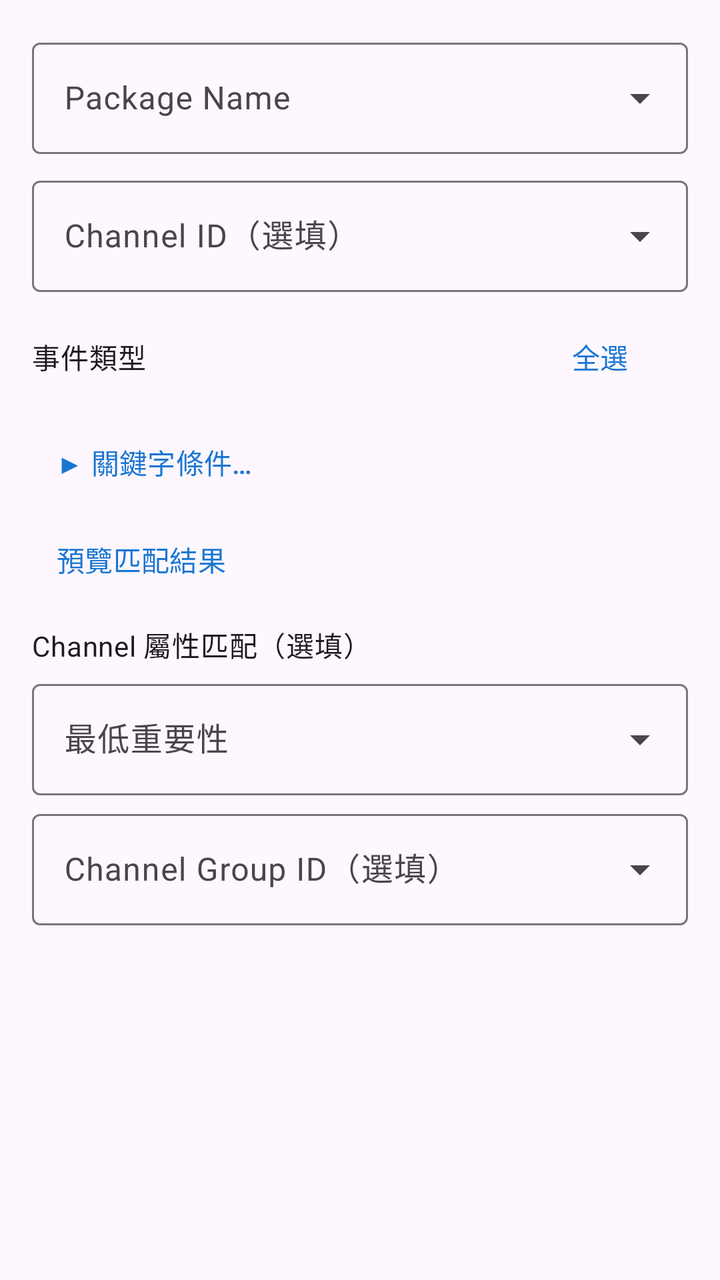
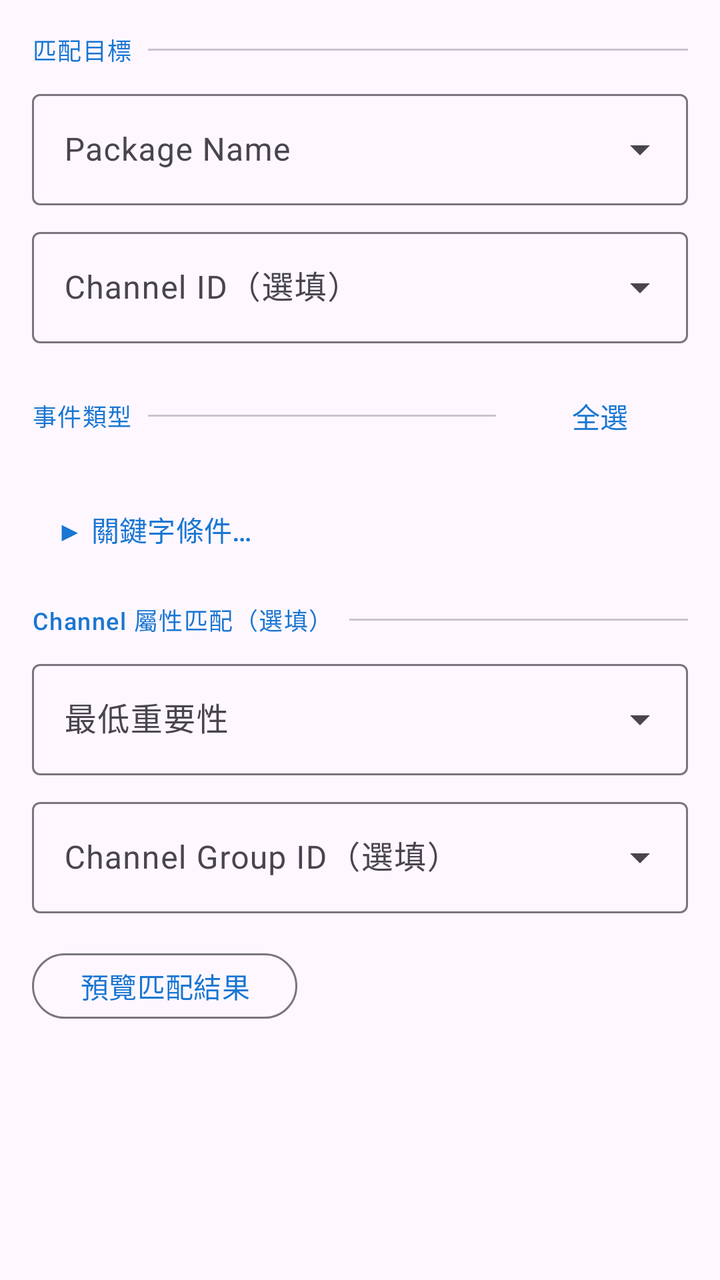

The first picture is an Android layout as it rendered before a commit; the second is the same layout after the commit. The layout source and the unified diff follow.
<!-- AndroidManifest.xml: application theme Theme.NotificationMaster -->
<!-- res/layout/dialog_add_filter_rule.xml -->
<?xml version="1.0" encoding="utf-8"?>
<ScrollView xmlns:android="http://schemas.android.com/apk/res/android"
    xmlns:app="http://schemas.android.com/apk/res-auto"
    android:layout_width="match_parent"
    android:layout_height="wrap_content"
    android:padding="16dp">

    <LinearLayout
        android:layout_width="match_parent"
        android:layout_height="wrap_content"
        android:orientation="vertical">

        
        <com.google.android.material.textfield.TextInputLayout
            android:id="@+id/layout_category"
            style="@style/Widget.Material3.TextInputLayout.OutlinedBox.ExposedDropdownMenu"
            android:layout_width="match_parent"
            android:layout_height="wrap_content"
            android:hint="@string/filter_dialog_category"
            android:layout_marginBottom="8dp"
            android:visibility="gone">

            <com.google.android.material.textfield.MaterialAutoCompleteTextView
                android:id="@+id/dropdown_category"
                android:layout_width="match_parent"
                android:layout_height="wrap_content"
                android:inputType="none"
                android:editable="false" />

        </com.google.android.material.textfield.TextInputLayout>

        
        <com.google.android.material.textfield.TextInputLayout
            android:id="@+id/layout_package_name"
            style="@style/Widget.Material3.TextInputLayout.OutlinedBox.ExposedDropdownMenu"
            android:layout_width="match_parent"
            android:layout_height="wrap_content"
            android:hint="@string/filter_dialog_package_name"
            android:layout_marginBottom="8dp">

            <com.google.android.material.textfield.MaterialAutoCompleteTextView
                android:id="@+id/edit_package_name"
                android:layout_width="match_parent"
                android:layout_height="wrap_content"
                android:inputType="textNoSuggestions"
                android:completionThreshold="1" />
        </com.google.android.material.textfield.TextInputLayout>

        
        <com.google.android.material.textfield.TextInputLayout
            android:id="@+id/layout_channel_id"
            style="@style/Widget.Material3.TextInputLayout.OutlinedBox.ExposedDropdownMenu"
            android:layout_width="match_parent"
            android:layout_height="wrap_content"
            android:hint="@string/filter_dialog_channel_id"
            android:layout_marginBottom="12dp">

            <com.google.android.material.textfield.MaterialAutoCompleteTextView
                android:id="@+id/edit_channel_id"
                android:layout_width="match_parent"
                android:layout_height="wrap_content"
                android:inputType="textNoSuggestions"
                android:completionThreshold="1" />
        </com.google.android.material.textfield.TextInputLayout>

        
        <LinearLayout
            android:layout_width="match_parent"
            android:layout_height="wrap_content"
            android:orientation="horizontal"
            android:gravity="center_vertical"
            android:layout_marginBottom="4dp">

            <com.google.android.material.textview.MaterialTextView
                android:layout_width="0dp"
                android:layout_height="wrap_content"
                android:layout_weight="1"
                android:text="@string/filter_dialog_event_types"
                android:textAppearance="?attr/textAppearanceBodyMedium" />

            <com.google.android.material.button.MaterialButton
                android:id="@+id/btn_select_all"
                style="@style/Widget.Material3.Button.TextButton"
                android:layout_width="wrap_content"
                android:layout_height="wrap_content"
                android:text="@string/filter_select_all"
                android:minHeight="36dp" />
        </LinearLayout>

        
        <LinearLayout
            android:id="@+id/container_event_types"
            android:layout_width="match_parent"
            android:layout_height="wrap_content"
            android:orientation="vertical" />

        
        <com.google.android.material.button.MaterialButton
            android:id="@+id/btn_toggle_keyword"
            style="@style/Widget.Material3.Button.TextButton"
            android:layout_width="wrap_content"
            android:layout_height="wrap_content"
            android:layout_marginTop="8dp"
            android:text="@string/filter_keyword_expand"
            android:minHeight="36dp" />

        <LinearLayout
            android:id="@+id/layout_keyword_section"
            android:layout_width="match_parent"
            android:layout_height="wrap_content"
            android:orientation="vertical"
            android:visibility="gone">

            <com.google.android.material.textfield.TextInputLayout
                android:id="@+id/layout_keyword_pattern"
                style="@style/Widget.Material3.TextInputLayout.OutlinedBox"
                android:layout_width="match_parent"
                android:layout_height="wrap_content"
                android:layout_marginTop="4dp"
                android:hint="@string/filter_keyword_pattern_hint">

                <com.google.android.material.textfield.TextInputEditText
                    android:id="@+id/edit_keyword_pattern"
                    android:layout_width="match_parent"
                    android:layout_height="wrap_content" />

            </com.google.android.material.textfield.TextInputLayout>

            
            <LinearLayout
                android:id="@+id/container_keyword_fields"
                android:layout_width="match_parent"
                android:layout_height="wrap_content"
                android:layout_marginTop="4dp"
                android:orientation="horizontal" />

            
            <com.google.android.material.materialswitch.MaterialSwitch
                android:id="@+id/switch_keyword_regex"
                android:layout_width="match_parent"
                android:layout_height="wrap_content"
                android:text="@string/filter_keyword_regex" />

        </LinearLayout>

        
        <com.google.android.material.button.MaterialButton
            android:id="@+id/btn_preview_match"
            style="@style/Widget.Material3.Button.TextButton"
            android:layout_width="wrap_content"
            android:layout_height="wrap_content"
            android:layout_marginTop="8dp"
            android:text="@string/filter_preview_match"
            android:minHeight="36dp" />

        
        <com.google.android.material.textview.MaterialTextView
            android:id="@+id/label_channel_property"
            android:layout_width="match_parent"
            android:layout_height="wrap_content"
            android:layout_marginTop="12dp"
            android:text="@string/filter_channel_property_title"
            android:textAppearance="?attr/textAppearanceBodyMedium" />

        <com.google.android.material.textfield.TextInputLayout
            android:id="@+id/layout_min_importance"
            style="@style/Widget.Material3.TextInputLayout.OutlinedBox.ExposedDropdownMenu"
            android:layout_width="match_parent"
            android:layout_height="wrap_content"
            android:layout_marginTop="4dp"
            android:hint="@string/filter_min_importance">

            <com.google.android.material.textfield.MaterialAutoCompleteTextView
                android:id="@+id/dropdown_min_importance"
                android:layout_width="match_parent"
                android:layout_height="wrap_content"
                android:inputType="none"
                android:editable="false" />

        </com.google.android.material.textfield.TextInputLayout>

        <com.google.android.material.textfield.TextInputLayout
            android:id="@+id/layout_group_id"
            style="@style/Widget.Material3.TextInputLayout.OutlinedBox.ExposedDropdownMenu"
            android:layout_width="match_parent"
            android:layout_height="wrap_content"
            android:layout_marginTop="4dp"
            android:hint="@string/filter_group_id">

            <com.google.android.material.textfield.MaterialAutoCompleteTextView
                android:id="@+id/edit_group_id"
                android:layout_width="match_parent"
                android:layout_height="wrap_content"
                android:inputType="textNoSuggestions"
                android:completionThreshold="1" />

        </com.google.android.material.textfield.TextInputLayout>

        
        <com.google.android.material.textfield.TextInputLayout
            android:id="@+id/layout_dismiss_delay"
            style="@style/Widget.Material3.TextInputLayout.OutlinedBox.ExposedDropdownMenu"
            android:layout_width="match_parent"
            android:layout_height="wrap_content"
            android:hint="@string/filter_dismiss_delay"
            android:layout_marginTop="12dp"
            android:visibility="gone">

            <com.google.android.material.textfield.MaterialAutoCompleteTextView
                android:id="@+id/dropdown_dismiss_delay"
                android:layout_width="match_parent"
                android:layout_height="wrap_content"
                android:inputType="none"
                android:editable="false" />

        </com.google.android.material.textfield.TextInputLayout>

        
        <com.google.android.material.textfield.TextInputLayout
            android:id="@+id/layout_dismiss_delay_custom"
            style="@style/Widget.Material3.TextInputLayout.OutlinedBox"
            android:layout_width="match_parent"
            android:layout_height="wrap_content"
            android:hint="@string/filter_dismiss_delay_custom_hint"
            android:layout_marginTop="8dp"
            android:visibility="gone">

            <com.google.android.material.textfield.TextInputEditText
                android:id="@+id/edit_dismiss_delay_custom"
                android:layout_width="match_parent"
                android:layout_height="wrap_content"
                android:inputType="number" />

        </com.google.android.material.textfield.TextInputLayout>

        
        <com.google.android.material.button.MaterialButton
            android:id="@+id/btn_choose_sound"
            style="@style/Widget.Material3.Button.OutlinedButton"
            android:layout_width="match_parent"
            android:layout_height="wrap_content"
            android:layout_marginTop="12dp"
            android:text="@string/filter_alert_choose_sound"
            android:visibility="gone" />

        
        <com.google.android.material.materialswitch.MaterialSwitch
            android:id="@+id/switch_alert_vibrate"
            android:layout_width="match_parent"
            android:layout_height="wrap_content"
            android:text="@string/filter_alert_vibrate"
            android:checked="true"
            android:visibility="gone" />

        
        <com.google.android.material.materialswitch.MaterialSwitch
            android:id="@+id/switch_alarm_stream"
            android:layout_width="match_parent"
            android:layout_height="wrap_content"
            android:text="@string/filter_alert_alarm_stream"
            android:checked="true"
            android:visibility="gone" />

    </LinearLayout>
</ScrollView>
<!-- resources referenced by this layout -->
<resources>
  <string name="filter_alert_alarm_stream">使用鬧鈴通道（不受靜音影響）</string>
  <string name="filter_alert_choose_sound">選擇提醒鈴聲</string>
  <string name="filter_alert_vibrate">振動</string>
  <string name="filter_channel_property_title">Channel 屬性匹配（選填）</string>
  <string name="filter_dialog_category">規則類別</string>
  <string name="filter_dialog_channel_id">Channel ID（選填）</string>
  <string name="filter_dialog_event_types">事件類型</string>
  <string name="filter_dialog_package_name">Package Name</string>
  <string name="filter_dismiss_delay">清除延遲</string>
  <string name="filter_dismiss_delay_custom_hint">分鐘</string>
  <string name="filter_group_id">Channel Group ID（選填）</string>
  <string name="filter_keyword_expand">▶ 關鍵字條件…</string>
  <string name="filter_keyword_pattern_hint">搜尋關鍵字或正規表示式</string>
  <string name="filter_keyword_regex">使用正規表示式</string>
  <string name="filter_min_importance">最低重要性</string>
  <string name="filter_preview_match">預覽匹配結果</string>
  <string name="filter_select_all">全選</string>
  <style name="Theme.NotificationMaster" parent="Theme.Material3.DayNight.NoActionBar">
          
          <item name="colorPrimary">@color/primary</item>
          <item name="colorPrimaryVariant">@color/primary_dark</item>
          <item name="colorOnPrimary">@color/white</item>
  
          
          <item name="colorSecondary">@color/secondary</item>
          <item name="colorSecondaryVariant">@color/secondary_dark</item>
          <item name="colorOnSecondary">@color/black</item>
  
          
          <item name="android:statusBarColor">?attr/colorPrimaryVariant</item>
  
          
      </style>
  <color name="primary">#1976D2</color>
  <color name="primary_dark">#1565C0</color>
  <color name="white">#FFFFFF</color>
  <color name="secondary">#FF9800</color>
  <color name="secondary_dark">#F57C00</color>
  <color name="black">#000000</color>
</resources>

<!-- the commit's change to res/layout/dialog_add_filter_rule.xml (unified diff, before → after) -->
@@ -30,6 +30,29 @@
         </com.google.android.material.textfield.TextInputLayout>
 
         
+        <LinearLayout
+            android:id="@+id/section_header_target"
+            android:layout_width="match_parent"
+            android:layout_height="wrap_content"
+            android:orientation="horizontal"
+            android:gravity="center_vertical"
+            android:layout_marginBottom="8dp">
+
+            <com.google.android.material.textview.MaterialTextView
+                android:layout_width="wrap_content"
+                android:layout_height="wrap_content"
+                android:text="@string/filter_section_target"
+                android:textAppearance="?attr/textAppearanceLabelMedium"
+                android:textColor="?attr/colorPrimary" />
+
+            <com.google.android.material.divider.MaterialDivider
+                android:layout_width="0dp"
+                android:layout_height="wrap_content"
+                android:layout_weight="1"
+                android:layout_marginStart="8dp" />
+        </LinearLayout>
+
+        
         <com.google.android.material.textfield.TextInputLayout
             android:id="@+id/layout_package_name"
             style="@style/Widget.Material3.TextInputLayout.OutlinedBox.ExposedDropdownMenu"
@@ -53,7 +76,7 @@
             android:layout_width="match_parent"
             android:layout_height="wrap_content"
             android:hint="@string/filter_dialog_channel_id"
-            android:layout_marginBottom="12dp">
+            android:layout_marginBottom="8dp">
 
             <com.google.android.material.textfield.MaterialAutoCompleteTextView
                 android:id="@+id/edit_channel_id"
@@ -69,14 +92,22 @@
             android:layout_height="wrap_content"
             android:orientation="horizontal"
             android:gravity="center_vertical"
-            android:layout_marginBottom="4dp">
+            android:layout_marginTop="8dp"
+            android:layout_marginBottom="8dp">
 
             <com.google.android.material.textview.MaterialTextView
+                android:layout_width="wrap_content"
+                android:layout_height="wrap_content"
+                android:text="@string/filter_dialog_event_types"
+                android:textAppearance="?attr/textAppearanceLabelMedium"
+                android:textColor="?attr/colorPrimary" />
+
+            <com.google.android.material.divider.MaterialDivider
                 android:layout_width="0dp"
                 android:layout_height="wrap_content"
                 android:layout_weight="1"
-                android:text="@string/filter_dialog_event_types"
-                android:textAppearance="?attr/textAppearanceBodyMedium" />
+                android:layout_marginStart="8dp"
+                android:layout_marginEnd="8dp" />
 
             <com.google.android.material.button.MaterialButton
                 android:id="@+id/btn_select_all"
@@ -92,7 +123,10 @@
             android:id="@+id/container_event_types"
             android:layout_width="match_parent"
             android:layout_height="wrap_content"
-            android:orientation="vertical" />
+            android:orientation="vertical"
+            android:paddingStart="8dp"
+            android:paddingEnd="0dp"
+            android:descendantFocusability="blocksDescendants" />
 
         
         <com.google.android.material.button.MaterialButton
@@ -109,6 +143,8 @@
             android:layout_width="match_parent"
             android:layout_height="wrap_content"
             android:orientation="vertical"
+            android:paddingStart="8dp"
+            android:paddingEnd="0dp"
             android:visibility="gone">
 
             <com.google.android.material.textfield.TextInputLayout
@@ -127,139 +163,197 @@
             </com.google.android.material.textfield.TextInputLayout>
 
             
+            <com.google.android.material.textview.MaterialTextView
+                android:layout_width="wrap_content"
+                android:layout_height="wrap_content"
+                android:text="@string/filter_keyword_fields_label"
+                android:textAppearance="?attr/textAppearanceLabelSmall"
+                android:textColor="?android:attr/textColorSecondary"
+                android:layout_marginTop="8dp"
+                android:layout_marginBottom="4dp" />
+
+            
             <LinearLayout
                 android:id="@+id/container_keyword_fields"
                 android:layout_width="match_parent"
                 android:layout_height="wrap_content"
-                android:layout_marginTop="4dp"
-                android:orientation="horizontal" />
+                android:orientation="vertical"
+                android:descendantFocusability="blocksDescendants" />
 
             
             <com.google.android.material.materialswitch.MaterialSwitch
                 android:id="@+id/switch_keyword_regex"
                 android:layout_width="match_parent"
                 android:layout_height="wrap_content"
+                android:layout_marginTop="4dp"
                 android:text="@string/filter_keyword_regex" />
+
+        </LinearLayout>
+
+        
+        <LinearLayout
+            android:id="@+id/section_header_channel_property"
+            android:layout_width="match_parent"
+            android:layout_height="wrap_content"
+            android:orientation="horizontal"
+            android:gravity="center_vertical"
+            android:layout_marginTop="16dp"
+            android:layout_marginBottom="8dp">
+
+            <com.google.android.material.textview.MaterialTextView
+                android:id="@+id/label_channel_property"
+                android:layout_width="wrap_content"
+                android:layout_height="wrap_content"
+                android:text="@string/filter_channel_property_title"
+                android:textAppearance="?attr/textAppearanceLabelMedium"
+                android:textColor="?attr/colorPrimary" />
+
+            <com.google.android.material.divider.MaterialDivider
+                android:layout_width="0dp"
+                android:layout_height="wrap_content"
+                android:layout_weight="1"
+                android:layout_marginStart="8dp" />
+        </LinearLayout>
+
+        <com.google.android.material.textfield.TextInputLayout
+            android:id="@+id/layout_min_importance"
+            style="@style/Widget.Material3.TextInputLayout.OutlinedBox.ExposedDropdownMenu"
+            android:layout_width="match_parent"
+            android:layout_height="wrap_content"
+            android:layout_marginBottom="8dp"
+            android:hint="@string/filter_min_importance">
+
+            <com.google.android.material.textfield.MaterialAutoCompleteTextView
+                android:id="@+id/dropdown_min_importance"
+                android:layout_width="match_parent"
+                android:layout_height="wrap_content"
+                android:inputType="none"
+                android:editable="false" />
+
+        </com.google.android.material.textfield.TextInputLayout>
+
+        <com.google.android.material.textfield.TextInputLayout
+            android:id="@+id/layout_group_id"
+            style="@style/Widget.Material3.TextInputLayout.OutlinedBox.ExposedDropdownMenu"
+            android:layout_width="match_parent"
+            android:layout_height="wrap_content"
+            android:hint="@string/filter_group_id">
+
+            <com.google.android.material.textfield.MaterialAutoCompleteTextView
+                android:id="@+id/edit_group_id"
+                android:layout_width="match_parent"
+                android:layout_height="wrap_content"
+                android:inputType="textNoSuggestions"
+                android:completionThreshold="1" />
+
+        </com.google.android.material.textfield.TextInputLayout>
+
+        
+        <LinearLayout
+            android:id="@+id/layout_action_settings"
+            android:layout_width="match_parent"
+            android:layout_height="wrap_content"
+            android:orientation="vertical"
+            android:visibility="gone">
+
+            <LinearLayout
+                android:layout_width="match_parent"
+                android:layout_height="wrap_content"
+                android:orientation="horizontal"
+                android:gravity="center_vertical"
+                android:layout_marginTop="16dp"
+                android:layout_marginBottom="8dp">
+
+                <com.google.android.material.textview.MaterialTextView
+                    android:layout_width="wrap_content"
+                    android:layout_height="wrap_content"
+                    android:text="@string/filter_section_action"
+                    android:textAppearance="?attr/textAppearanceLabelMedium"
+                    android:textColor="?attr/colorPrimary" />
+
+                <com.google.android.material.divider.MaterialDivider
+                    android:layout_width="0dp"
+                    android:layout_height="wrap_content"
+                    android:layout_weight="1"
+                    android:layout_marginStart="8dp" />
+            </LinearLayout>
+
+            
+            <com.google.android.material.textfield.TextInputLayout
+                android:id="@+id/layout_dismiss_delay"
+                style="@style/Widget.Material3.TextInputLayout.OutlinedBox.ExposedDropdownMenu"
+                android:layout_width="match_parent"
+                android:layout_height="wrap_content"
+                android:hint="@string/filter_dismiss_delay"
+                android:layout_marginBottom="8dp"
+                android:visibility="gone">
+
+                <com.google.android.material.textfield.MaterialAutoCompleteTextView
+                    android:id="@+id/dropdown_dismiss_delay"
+                    android:layout_width="match_parent"
+                    android:layout_height="wrap_content"
+                    android:inputType="none"
+                    android:editable="false" />
+
+            </com.google.android.material.textfield.TextInputLayout>
+
+            
+            <com.google.android.material.textfield.TextInputLayout
+                android:id="@+id/layout_dismiss_delay_custom"
+                style="@style/Widget.Material3.TextInputLayout.OutlinedBox"
+                android:layout_width="match_parent"
+                android:layout_height="wrap_content"
+                android:hint="@string/filter_dismiss_delay_custom_hint"
+                android:layout_marginBottom="8dp"
+                android:visibility="gone">
+
+                <com.google.android.material.textfield.TextInputEditText
+                    android:id="@+id/edit_dismiss_delay_custom"
+                    android:layout_width="match_parent"
+                    android:layout_height="wrap_content"
+                    android:inputType="number" />
+
+            </com.google.android.material.textfield.TextInputLayout>
+
+            
+            <com.google.android.material.button.MaterialButton
+                android:id="@+id/btn_choose_sound"
+                style="@style/Widget.Material3.Button.OutlinedButton"
+                android:layout_width="match_parent"
+                android:layout_height="wrap_content"
+                android:layout_marginBottom="8dp"
+                android:text="@string/filter_alert_choose_sound"
+                android:visibility="gone" />
+
+            
+            <com.google.android.material.materialswitch.MaterialSwitch
+                android:id="@+id/switch_alert_vibrate"
+                android:layout_width="match_parent"
+                android:layout_height="wrap_content"
+                android:text="@string/filter_alert_vibrate"
+                android:checked="true"
+                android:visibility="gone" />
+
+            
+            <com.google.android.material.materialswitch.MaterialSwitch
+                android:id="@+id/switch_alarm_stream"
+                android:layout_width="match_parent"
+                android:layout_height="wrap_content"
+                android:text="@string/filter_alert_alarm_stream"
+                android:checked="true"
+                android:visibility="gone" />
 
         </LinearLayout>
 
         
         <com.google.android.material.button.MaterialButton
             android:id="@+id/btn_preview_match"
-            style="@style/Widget.Material3.Button.TextButton"
+            style="@style/Widget.Material3.Button.OutlinedButton"
             android:layout_width="wrap_content"
             android:layout_height="wrap_content"
-            android:layout_marginTop="8dp"
+            android:layout_marginTop="16dp"
             android:text="@string/filter_preview_match"
             android:minHeight="36dp" />
 
-        
-        <com.google.android.material.textview.MaterialTextView
-            android:id="@+id/label_channel_property"
-            android:layout_width="match_parent"
-            android:layout_height="wrap_content"
-            android:layout_marginTop="12dp"
-            android:text="@string/filter_channel_property_title"
-            android:textAppearance="?attr/textAppearanceBodyMedium" />
-
-        <com.google.android.material.textfield.TextInputLayout
-            android:id="@+id/layout_min_importance"
-            style="@style/Widget.Material3.TextInputLayout.OutlinedBox.ExposedDropdownMenu"
-            android:layout_width="match_parent"
-            android:layout_height="wrap_content"
-            android:layout_marginTop="4dp"
-            android:hint="@string/filter_min_importance">
-
-            <com.google.android.material.textfield.MaterialAutoCompleteTextView
-                android:id="@+id/dropdown_min_importance"
-                android:layout_width="match_parent"
-                android:layout_height="wrap_content"
-                android:inputType="none"
-                android:editable="false" />
-
-        </com.google.android.material.textfield.TextInputLayout>
-
-        <com.google.android.material.textfield.TextInputLayout
-            android:id="@+id/layout_group_id"
-            style="@style/Widget.Material3.TextInputLayout.OutlinedBox.ExposedDropdownMenu"
-            android:layout_width="match_parent"
-            android:layout_height="wrap_content"
-            android:layout_marginTop="4dp"
-            android:hint="@string/filter_group_id">
-
-            <com.google.android.material.textfield.MaterialAutoCompleteTextView
-                android:id="@+id/edit_group_id"
-                android:layout_width="match_parent"
-                android:layout_height="wrap_content"
-                android:inputType="textNoSuggestions"
-                android:completionThreshold="1" />
-
-        </com.google.android.material.textfield.TextInputLayout>
-
-        
-        <com.google.android.material.textfield.TextInputLayout
-            android:id="@+id/layout_dismiss_delay"
-            style="@style/Widget.Material3.TextInputLayout.OutlinedBox.ExposedDropdownMenu"
-            android:layout_width="match_parent"
-            android:layout_height="wrap_content"
-            android:hint="@string/filter_dismiss_delay"
-            android:layout_marginTop="12dp"
-            android:visibility="gone">
-
-            <com.google.android.material.textfield.MaterialAutoCompleteTextView
-                android:id="@+id/dropdown_dismiss_delay"
-                android:layout_width="match_parent"
-                android:layout_height="wrap_content"
-                android:inputType="none"
-                android:editable="false" />
-
-        </com.google.android.material.textfield.TextInputLayout>
-
-        
-        <com.google.android.material.textfield.TextInputLayout
-            android:id="@+id/layout_dismiss_delay_custom"
-            style="@style/Widget.Material3.TextInputLayout.OutlinedBox"
-            android:layout_width="match_parent"
-            android:layout_height="wrap_content"
-            android:hint="@string/filter_dismiss_delay_custom_hint"
-            android:layout_marginTop="8dp"
-            android:visibility="gone">
-
-            <com.google.android.material.textfield.TextInputEditText
-                android:id="@+id/edit_dismiss_delay_custom"
-                android:layout_width="match_parent"
-                android:layout_height="wrap_content"
-                android:inputType="number" />
-
-        </com.google.android.material.textfield.TextInputLayout>
-
-        
-        <com.google.android.material.button.MaterialButton
-            android:id="@+id/btn_choose_sound"
-            style="@style/Widget.Material3.Button.OutlinedButton"
-            android:layout_width="match_parent"
-            android:layout_height="wrap_content"
-            android:layout_marginTop="12dp"
-            android:text="@string/filter_alert_choose_sound"
-            android:visibility="gone" />
-
-        
-        <com.google.android.material.materialswitch.MaterialSwitch
-            android:id="@+id/switch_alert_vibrate"
-            android:layout_width="match_parent"
-            android:layout_height="wrap_content"
-            android:text="@string/filter_alert_vibrate"
-            android:checked="true"
-            android:visibility="gone" />
-
-        
-        <com.google.android.material.materialswitch.MaterialSwitch
-            android:id="@+id/switch_alarm_stream"
-            android:layout_width="match_parent"
-            android:layout_height="wrap_content"
-            android:text="@string/filter_alert_alarm_stream"
-            android:checked="true"
-            android:visibility="gone" />
-
     </LinearLayout>
 </ScrollView>
<!-- resource entries referenced after the edit -->
@@ -12,10 +12,13 @@
   <string name="filter_dismiss_delay_custom_hint">分鐘</string>
   <string name="filter_group_id">Channel Group ID（選填）</string>
   <string name="filter_keyword_expand">▶ 關鍵字條件…</string>
+  <string name="filter_keyword_fields_label">搜尋欄位：</string>
   <string name="filter_keyword_pattern_hint">搜尋關鍵字或正規表示式</string>
   <string name="filter_keyword_regex">使用正規表示式</string>
   <string name="filter_min_importance">最低重要性</string>
   <string name="filter_preview_match">預覽匹配結果</string>
+  <string name="filter_section_action">動作設定</string>
+  <string name="filter_section_target">匹配目標</string>
   <string name="filter_select_all">全選</string>
   <style name="Theme.NotificationMaster" parent="Theme.Material3.DayNight.NoActionBar">
           
